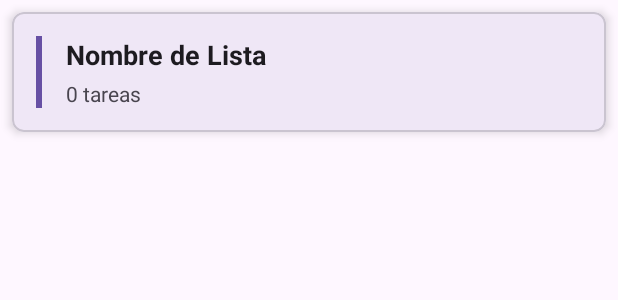
After one commit to manucho89/todolist, an Android app: the layout item_task_list.xml on its own in the app's theme, with its tools: preview values and no code run, on a phone screen of 412 x 824 dp. The commit adds this screen. Shown: the top 300 px of the screen. Run offline under Robolectric (Android 15) with nearby library versions, the phone set to English and light mode, and no system bars.

Commit message:
primera prueba

```diff
--- /dev/null
+++ b/app/src/main/res/layout/item_task_list.xml
@@ -0,0 +1,52 @@
+<?xml version="1.0" encoding="utf-8"?>
+<com.google.android.material.card.MaterialCardView
+    xmlns:android="http://schemas.android.com/apk/res/android"
+    xmlns:app="http://schemas.android.com/apk/res-auto"
+    android:layout_width="match_parent"
+    android:layout_height="wrap_content"
+    android:layout_margin="8dp"
+    app:cardCornerRadius="8dp"
+    app:cardElevation="4dp">
+
+    <LinearLayout
+        android:layout_width="match_parent"
+        android:layout_height="wrap_content"
+        android:orientation="horizontal"
+        android:padding="16dp">
+
+        <View
+            android:id="@+id/colorIndicator"
+            android:layout_width="4dp"
+            android:layout_height="match_parent"
+            android:layout_marginEnd="16dp"
+            android:background="?attr/colorPrimary" />
+
+        <LinearLayout
+            android:layout_width="0dp"
+            android:layout_height="wrap_content"
+            android:layout_weight="1"
+            android:orientation="vertical">
+
+            <TextView
+                android:id="@+id/textViewListName"
+                android:layout_width="wrap_content"
+                android:layout_height="wrap_content"
+                android:text="Nombre de Lista"
+                android:textSize="18sp"
+                android:textStyle="bold"
+                android:textColor="?android:attr/textColorPrimary" />
+
+            <TextView
+                android:id="@+id/textViewTaskCount"
+                android:layout_width="wrap_content"
+                android:layout_height="wrap_content"
+                android:layout_marginTop="4dp"
+                android:text="0 tareas"
+                android:textSize="14sp"
+                android:textColor="?android:attr/textColorSecondary" />
+
+        </LinearLayout>
+
+    </LinearLayout>
+
+</com.google.android.material.card.MaterialCardView>
```
Also changed, not shown: app/src/main/java/om/example/todolistapp2/MainActivity.kt (+90 -9 lines), app/src/main/java/om/example/todolistapp2/adapter/TaskListAdapter.kt (added, +48 -0 lines), app/src/main/java/om/example/todolistapp2/model/Task.kt (added, +8 -0 lines), app/src/main/java/om/example/todolistapp2/model/TaskList.kt (added, +8 -0 lines), app/src/main/res/layout/activity_main.xml (+31 -9 lines).
